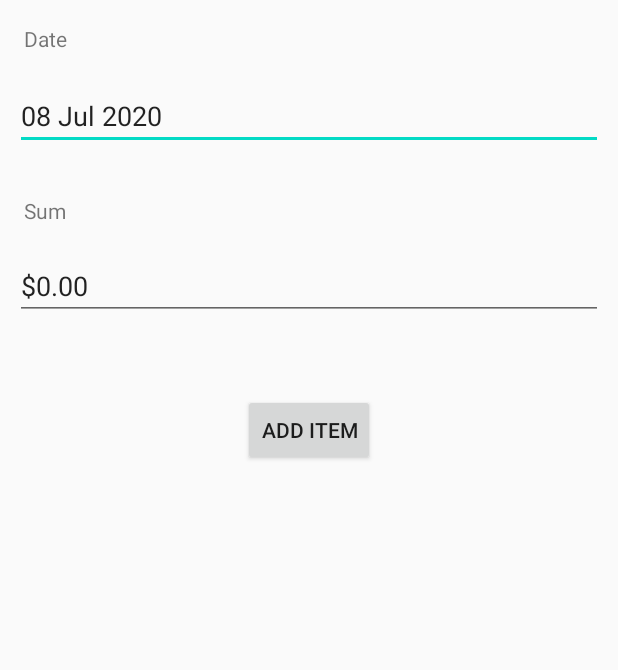
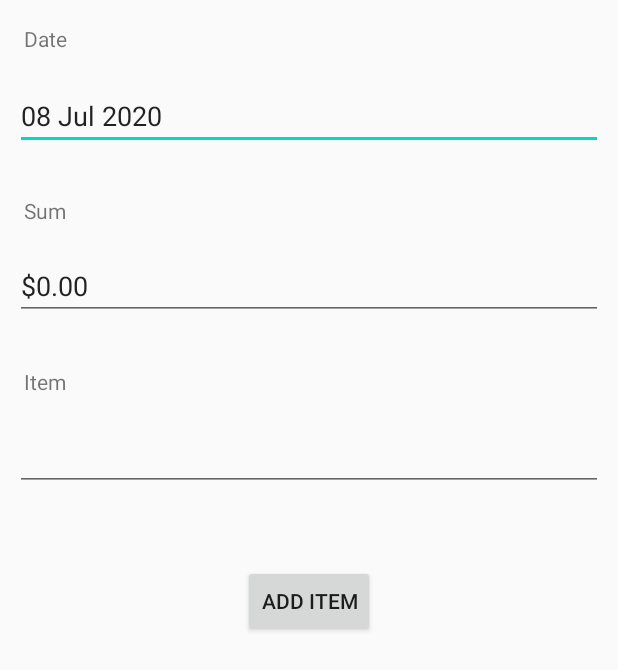
Before and after one commit to wyaneva/spending-tracker-android, an Android app: the screen it shows after launch (MainActivity), on a phone screen of 412 x 824 dp. Shown: the top 670 px of the screen. Run offline under Robolectric (Android 15) with nearby library versions, the phone set to English and light mode, and no system bars; our stand-ins replace Volley.

Commit message:
Added a new field

```diff
--- a/app/src/main/java/com/example/spendingtracker/MainActivity.java
+++ b/app/src/main/java/com/example/spendingtracker/MainActivity.java
@@ -45,7 +45,7 @@ import java.util.Map;
 
 public class MainActivity extends AppCompatActivity implements View.OnClickListener {
 
-    EditText editTextDate,editTextSum;
+    EditText editTextDate,editTextSum, editTextItem;
     Button buttonAddItem;
     @Override
     protected void onCreate(Bundle savedInstanceState) {
@@ -54,6 +54,7 @@ public class MainActivity extends AppCompatActivity implements View.OnClickListe
 
         editTextDate = (EditText)findViewById(R.id.editText_Date);
         editTextSum = (EditText)findViewById(R.id.editText_Sum);
+        editTextItem = (EditText)findViewById(R.id.editText_Item);
 
         // create a date picker
         final SimpleDateFormat date_format = new SimpleDateFormat("dd MMM yyyy", Locale.getDefault());
@@ -135,6 +136,7 @@ public class MainActivity extends AppCompatActivity implements View.OnClickListe
 
         final String date = editTextDate.getText().toString().trim();
         final String sum = editTextSum.getText().toString().trim();
+        final String item = editTextItem.getText().toString().trim();
         if(sum.equals("£0.00")) {
             AlertDialog.Builder builder = new AlertDialog.Builder(this);
             builder.setMessage("Please enter a sum greater than £0.00.");
@@ -164,8 +166,9 @@ public class MainActivity extends AppCompatActivity implements View.OnClickListe
 
                 //here we pass params
                 parmas.put("action","addItem");
-                parmas.put("date",date);
-                parmas.put("sum",sum);
+                parmas.put("date", date);
+                parmas.put("sum", sum);
+                parmas.put("item", item);
 
                 return parmas;
             }
--- a/app/src/main/res/layout/activity_main.xml
+++ b/app/src/main/res/layout/activity_main.xml
@@ -57,6 +57,29 @@
         app:layout_constraintStart_toStartOf="parent"
         app:layout_constraintTop_toTopOf="parent" />
 
+    <TextView
+        android:id="@+id/textView_Item"
+        android:layout_width="wrap_content"
+        android:layout_height="wrap_content"
+        android:layout_marginBottom="18dp"
+        android:layout_marginStart="16dp"
+        android:text="Item"
+        app:layout_constraintBottom_toTopOf="@+id/editText_Item"
+        app:layout_constraintStart_toStartOf="parent"
+        android:layout_marginLeft="16dp" />
+
+    <EditText
+        android:id="@+id/editText_Item"
+        android:layout_width="0dp"
+        android:layout_height="wrap_content"
+        android:layout_marginEnd="10dp"
+        android:layout_marginStart="10dp"
+        android:layout_marginTop="282dp"
+        android:ems="10"
+        app:layout_constraintEnd_toEndOf="parent"
+        app:layout_constraintStart_toStartOf="parent"
+        app:layout_constraintTop_toTopOf="parent" />
+
     <Button
         android:id="@+id/btn_add_item"
         android:layout_width="wrap_content"
@@ -65,7 +88,7 @@
         android:text="Add Item"
         app:layout_constraintEnd_toEndOf="parent"
         app:layout_constraintStart_toStartOf="parent"
-        app:layout_constraintTop_toBottomOf="@+id/editText_Sum" />
+        app:layout_constraintTop_toBottomOf="@+id/editText_Item" />
     />
 
 </androidx.constraintlayout.widget.ConstraintLayout>
```
